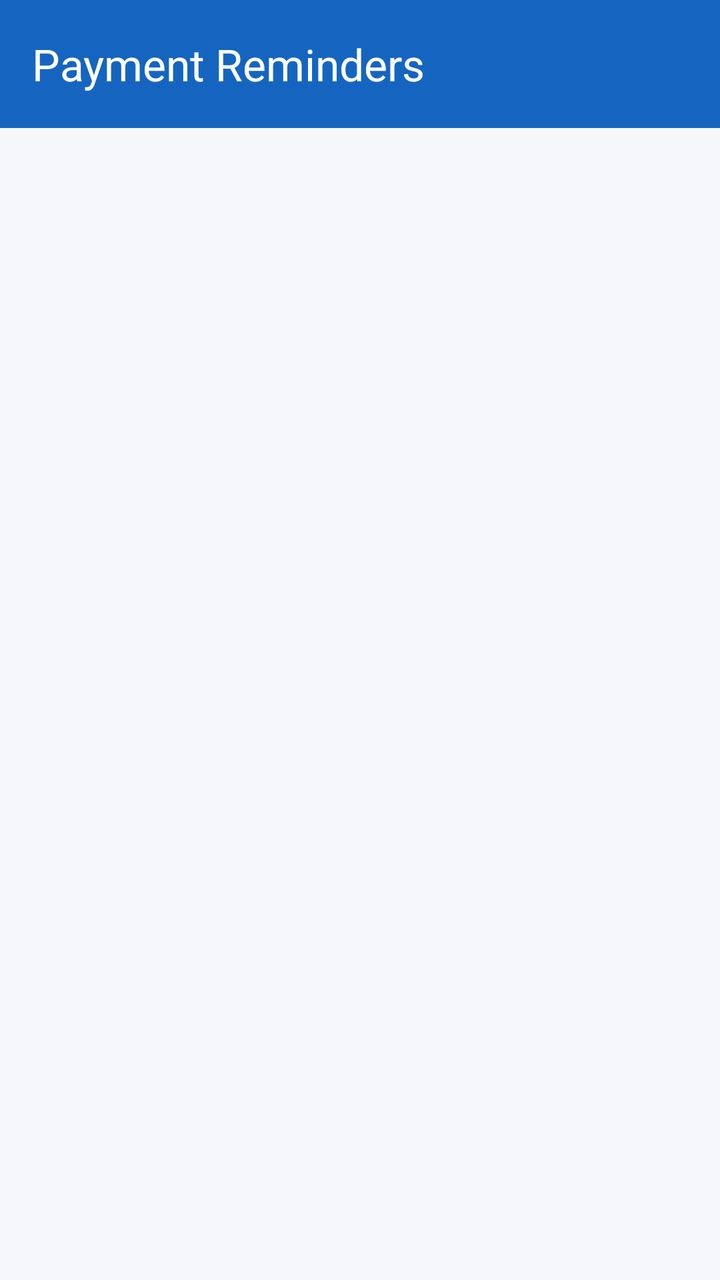
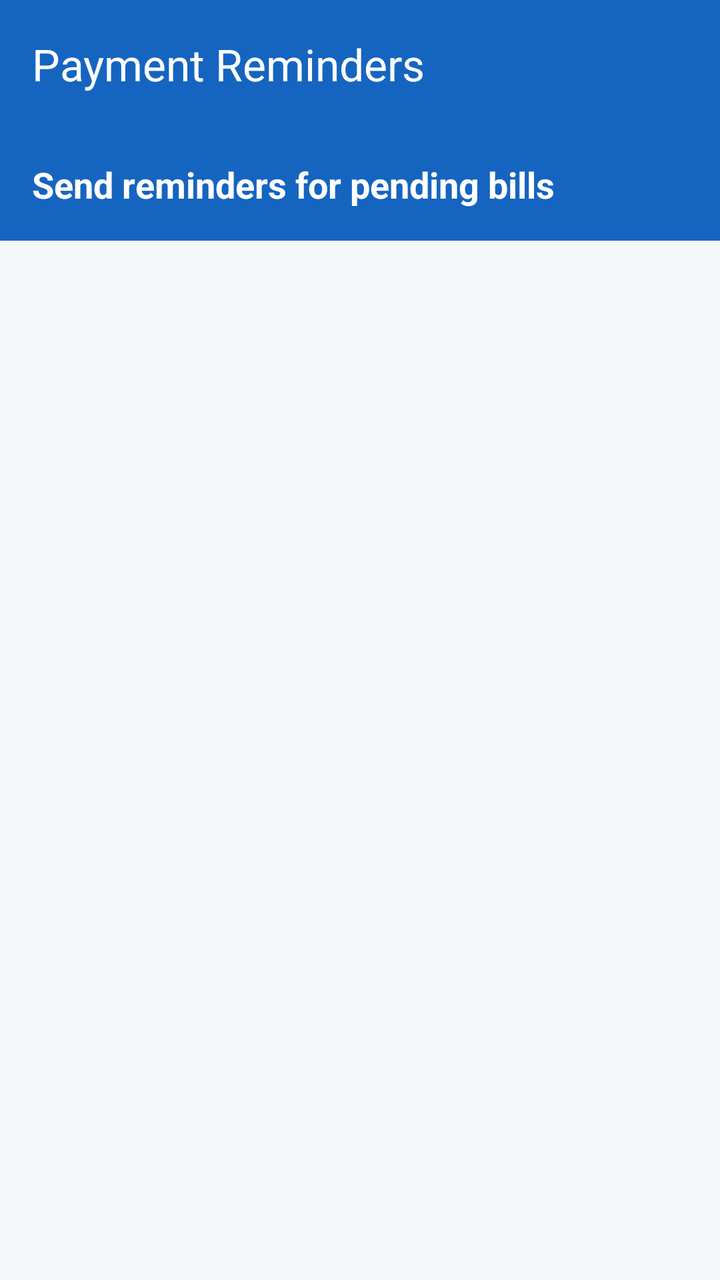

The first picture is an Android layout as it rendered before a commit; the second is the same layout after the commit. The layout source and the unified diff follow.
<!-- AndroidManifest.xml: application theme Theme.MilkiWAI -->
<!-- res/layout/activity_payment_reminder.xml -->
<?xml version="1.0" encoding="utf-8"?>
<LinearLayout xmlns:android="http://schemas.android.com/apk/res/android"
    xmlns:app="http://schemas.android.com/apk/res-auto"
    android:layout_width="match_parent"
    android:layout_height="match_parent"
    android:orientation="vertical">

    <com.google.android.material.appbar.MaterialToolbar
        android:id="@+id/toolbar"
        android:layout_width="match_parent"
        android:layout_height="?attr/actionBarSize"
        android:background="?attr/colorPrimary"
        app:title="Payment Reminders"
        app:titleTextColor="@android:color/white" />

    <androidx.recyclerview.widget.RecyclerView
        android:id="@+id/rvPendingBills"
        android:layout_width="match_parent"
        android:layout_height="match_parent"
        android:padding="8dp"
        app:layoutManager="androidx.recyclerview.widget.LinearLayoutManager" />

</LinearLayout>
<!-- resources referenced by this layout -->
<resources>
  <style name="Theme.MilkiWAI" parent="Base.Theme.MilkiWAI" />
  <style name="Base.Theme.MilkiWAI" parent="Theme.Material3.Light.NoActionBar">
          <item name="colorPrimary">@color/primary</item>
          <item name="colorSecondary">@color/primary_light</item>
          <item name="android:windowBackground">@color/background_light</item>
          <item name="android:statusBarColor">@color/primary</item>
  
          
          <item name="materialCardViewStyle">@style/Widget.MilkiWAI.Card</item>
      </style>
  <color name="primary">#1565C0</color>
  <color name="primary_light">#42A5F5</color>
  <color name="background_light">#F5F7FA</color>
  <style name="Widget.MilkiWAI.Card" parent="Widget.Material3.CardView.Elevated">
          <item name="cardCornerRadius">16dp</item>
          <item name="cardElevation">2dp</item>
          <item name="strokeWidth">0dp</item>
      </style>
</resources>

<!-- the commit's change to res/layout/activity_payment_reminder.xml (unified diff, before → after) -->
@@ -1,23 +1,88 @@
 <?xml version="1.0" encoding="utf-8"?>
-<LinearLayout xmlns:android="http://schemas.android.com/apk/res/android"
+<androidx.coordinatorlayout.widget.CoordinatorLayout xmlns:android="http://schemas.android.com/apk/res/android"
     xmlns:app="http://schemas.android.com/apk/res-auto"
     android:layout_width="match_parent"
     android:layout_height="match_parent"
-    android:orientation="vertical">
+    android:background="@color/background_light">
 
-    <com.google.android.material.appbar.MaterialToolbar
-        android:id="@+id/toolbar"
+    <com.google.android.material.appbar.AppBarLayout
         android:layout_width="match_parent"
-        android:layout_height="?attr/actionBarSize"
-        android:background="?attr/colorPrimary"
-        app:title="Payment Reminders"
-        app:titleTextColor="@android:color/white" />
+        android:layout_height="wrap_content"
+        android:background="@color/surface"
+        app:elevation="0dp">
 
-    <androidx.recyclerview.widget.RecyclerView
-        android:id="@+id/rvPendingBills"
+        <com.google.android.material.appbar.MaterialToolbar
+            android:id="@+id/toolbar"
+            android:layout_width="match_parent"
+            android:layout_height="?attr/actionBarSize"
+            android:background="@color/primary"
+            app:title="Payment Reminders"
+            app:titleTextColor="@android:color/white"
+            app:navigationIconTint="@android:color/white" />
+
+        <LinearLayout
+            android:layout_width="match_parent"
+            android:layout_height="wrap_content"
+            android:orientation="horizontal"
+            android:padding="16dp"
+            android:gravity="center_vertical"
+            android:background="@color/primary">
+
+            <TextView
+                android:layout_width="wrap_content"
+                android:layout_height="wrap_content"
+                android:text="Send reminders for pending bills"
+                android:textColor="@android:color/white"
+                android:textSize="18sp"
+                android:textStyle="bold" />
+        </LinearLayout>
+
+    </com.google.android.material.appbar.AppBarLayout>
+
+    <FrameLayout
         android:layout_width="match_parent"
         android:layout_height="match_parent"
-        android:padding="8dp"
-        app:layoutManager="androidx.recyclerview.widget.LinearLayoutManager" />
+        app:layout_behavior="@string/appbar_scrolling_view_behavior">
 
-</LinearLayout>
+        <androidx.recyclerview.widget.RecyclerView
+            android:id="@+id/rvPendingBills"
+            android:layout_width="match_parent"
+            android:layout_height="match_parent"
+            android:clipToPadding="false"
+            android:padding="8dp" />
+
+        <LinearLayout
+            android:id="@+id/llNoRecords"
+            android:layout_width="wrap_content"
+            android:layout_height="wrap_content"
+            android:layout_gravity="center"
+            android:gravity="center"
+            android:orientation="vertical"
+            android:visibility="gone">
+
+            <ImageView
+                android:layout_width="100dp"
+                android:layout_height="100dp"
+                android:src="@android:drawable/ic_dialog_email"
+                app:tint="@color/text_secondary"
+                android:alpha="0.5" />
+
+            <TextView
+                android:layout_width="wrap_content"
+                android:layout_height="wrap_content"
+                android:layout_marginTop="16dp"
+                android:text="NO RECORDS"
+                android:textColor="@color/text_secondary"
+                android:textSize="20sp"
+                android:textStyle="bold" />
+
+            <TextView
+                android:layout_width="wrap_content"
+                android:layout_height="wrap_content"
+                android:text="All payments are up to date!"
+                android:textColor="@color/text_secondary"
+                android:textSize="14sp" />
+        </LinearLayout>
+    </FrameLayout>
+
+</androidx.coordinatorlayout.widget.CoordinatorLayout>
<!-- resource entries referenced after the edit -->
@@ -11,6 +11,8 @@
           <item name="materialCardViewStyle">@style/Widget.MilkiWAI.Card</item>
       </style>
   <color name="primary">#1565C0</color>
+  <color name="surface">#FFFFFF</color>
+  <color name="text_secondary">#5C6BC0</color>
   <color name="primary_light">#42A5F5</color>
   <color name="background_light">#F5F7FA</color>
   <style name="Widget.MilkiWAI.Card" parent="Widget.Material3.CardView.Elevated">
